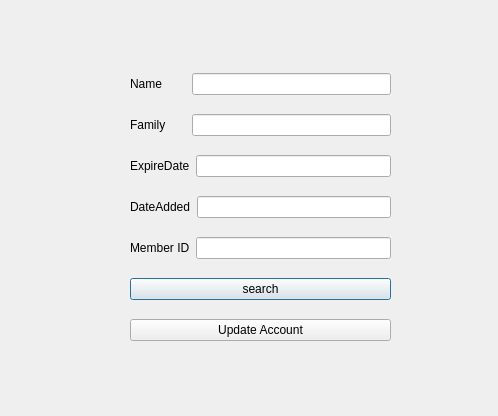
Before: the Qt Designer form Login/window_updateaccount.ui in Nilsae/LibraryManagementSystem, drawn with Qt 5.
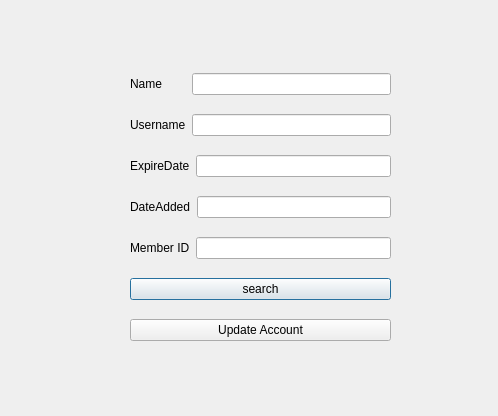
After: the same form once the commit is applied.

```diff
--- a/Login/window_updateaccount.ui
+++ b/Login/window_updateaccount.ui
@@ -46,7 +46,7 @@
       <item>
        <widget class="QLabel" name="label_Family">
         <property name="text">
-         <string>Family      </string>
+         <string>Username</string>
         </property>
        </widget>
       </item>
```
Left out of the diff: 4 changed lines with no effect on the pictures.
